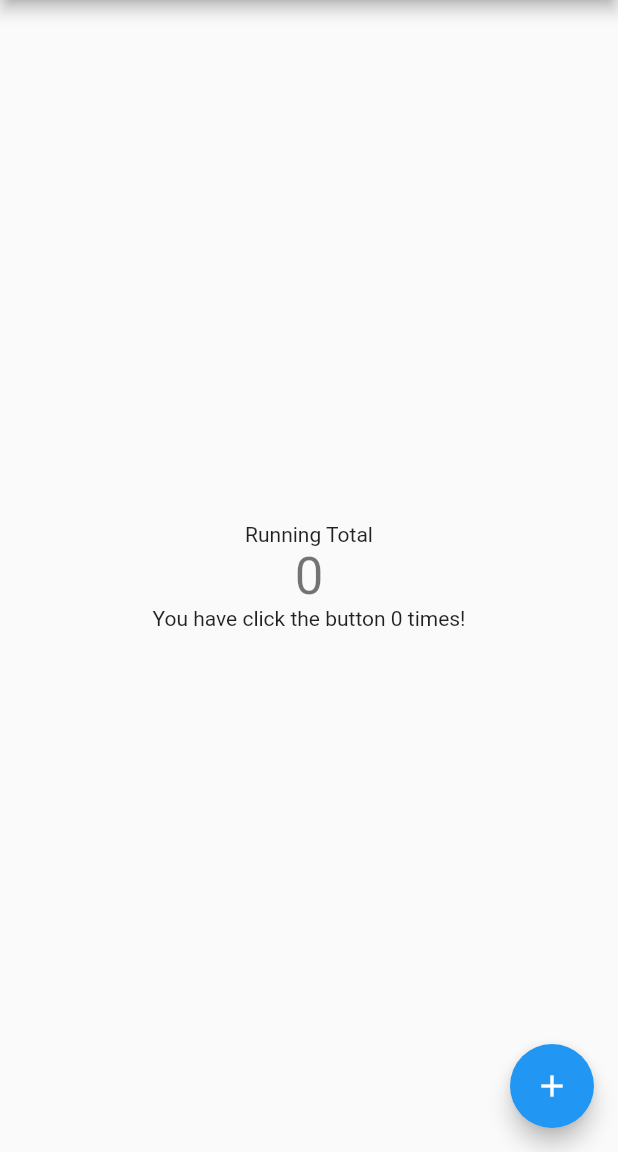
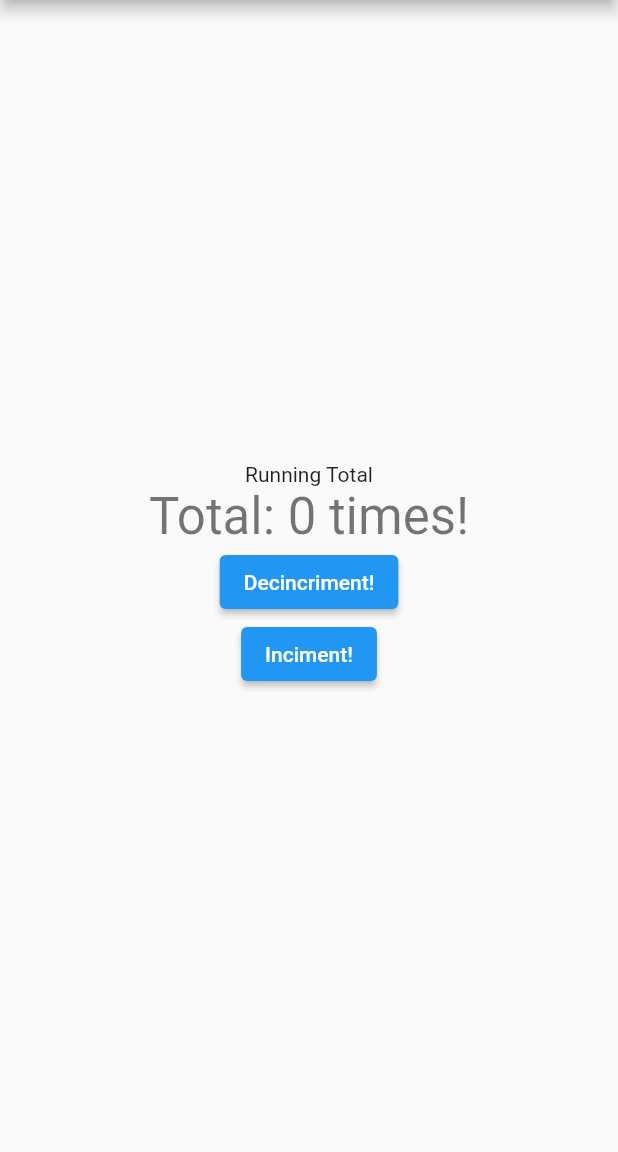
Before and after one commit to AishmanTaylor/clickme, a Flutter app: the screen it shows after launch, on a phone screen of 412 x 824 dp, the part 84-1236 px from its top. Run offline on Flutter 3.47's test engine with Material 2 defaults, Android fonts, the phone set to English and light mode, and no system bars.

Commit message:
Added a deincriment button
It now counts down!

```diff
--- a/lib/main.dart
+++ b/lib/main.dart
@@ -6,22 +6,11 @@ void main() {
 
 class MyApp extends StatelessWidget {
   const MyApp({Key? key}) : super(key: key);
-
-  // This widget is the root of your application.
   @override
   Widget build(BuildContext context) {
     return MaterialApp(
       title: 'Flutter Demo',
       theme: ThemeData(
-        // This is the theme of your application.
-        //
-        // Try running your application with "flutter run". You'll see the
-        // application has a blue toolbar. Then, without quitting the app, try
-        // changing the primarySwatch below to Colors.green and then invoke
-        // "hot reload" (press "r" in the console where you ran "flutter run",
-        // or simply save your changes to "hot reload" in a Flutter IDE).
-        // Notice that the counter didn't reset back to zero; the application
-        // is not restarted.
         primarySwatch: Colors.blue,
       ),
       home: const MyHomePage(title: 'Flutter Demo Home Page'),
@@ -31,16 +20,6 @@ class MyApp extends StatelessWidget {
 
 class MyHomePage extends StatefulWidget {
   const MyHomePage({Key? key, required this.title}) : super(key: key);
-
-  // This widget is the home page of your application. It is stateful, meaning
-  // that it has a State object (defined below) that contains fields that affect
-  // how it looks.
-
-  // This class is the configuration for the state. It holds the values (in this
-  // case the title) provided by the parent (in this case the App widget) and
-  // used by the build method of the State. Fields in a Widget subclass are
-  // always marked "final".
-
   final String title;
 
   @override
@@ -50,67 +29,43 @@ class MyHomePage extends StatefulWidget {
 class _MyHomePageState extends State<MyHomePage> {
   int _total = 0;
 
+  void _deincrementCounter() {
+    setState(() {
+      _total--;
+    });
+  }
+
   void _incrementCounter() {
     setState(() {
-      // This call to setState tells the Flutter framework that something has
-      // changed in this State, which causes it to rerun the build method below
-      // so that the display can reflect the updated values. If we changed
-      // _counter without calling setState(), then the build method would not be
-      // called again, and so nothing would appear to happen.
       _total++;
     });
   }
 
   @override
   Widget build(BuildContext context) {
-    // This method is rerun every time setState is called, for instance as done
-    // by the _incrementCounter method above.
-    //
-    // The Flutter framework has been optimized to make rerunning build methods
-    // fast, so that you can just rebuild anything that needs updating rather
-    // than having to individually change instances of widgets.
     return Scaffold(
       appBar: AppBar(
-        // Here we take the value from the MyHomePage object that was created by
-        // the App.build method, and use it to set our appbar title.
         title: Text(widget.title),
       ),
       body: Center(
-        // Center is a layout widget. It takes a single child and positions it
-        // in the middle of the parent.
         child: Column(
-          // Column is also a layout widget. It takes a list of children and
-          // arranges them vertically. By default, it sizes itself to fit its
-          // children horizontally, and tries to be as tall as its parent.
-          //
-          // Invoke "debug painting" (press "p" in the console, choose the
-          // "Toggle Debug Paint" action from the Flutter Inspector in Android
-          // Studio, or the "Toggle Debug Paint" command in Visual Studio Code)
-          // to see the wireframe for each widget.
-          //
-          // Column has various properties to control how it sizes itself and
-          // how it positions its children. Here we use mainAxisAlignment to
-          // center the children vertically; the main axis here is the vertical
-          // axis because Columns are vertical (the cross axis would be
-          // horizontal).
           mainAxisAlignment: MainAxisAlignment.center,
           children: <Widget>[
             const Text(
               'Running Total',
             ),
             Text(
-              '$_total',
+              'Total: $_total times!',
               style: Theme.of(context).textTheme.headline4,
             ),
-            Text('You have click the button $_total times!'),
+            ElevatedButton(
+                onPressed: _deincrementCounter,
+                child: const Text("Decincriment!")),
+            ElevatedButton(
+                onPressed: _incrementCounter, child: const Text("Inciment!")),
           ],
         ),
       ),
-      floatingActionButton: FloatingActionButton(
-        onPressed: _incrementCounter,
-        tooltip: 'Increment',
-        child: const Icon(Icons.add),
-      ), // This trailing comma makes auto-formatting nicer for build methods.
     );
   }
 }
```
Also changed, not shown: pubspec.lock.
